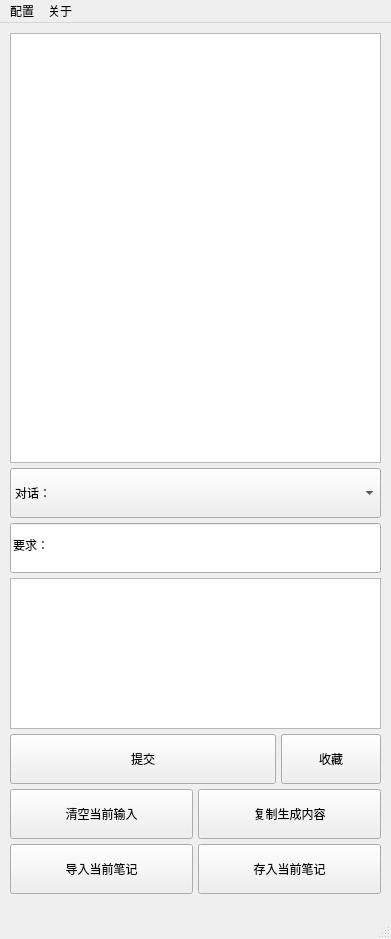
Before: the Qt Designer form main.ui in wwaa321/kiko-ai-assistant, drawn with Qt 5.
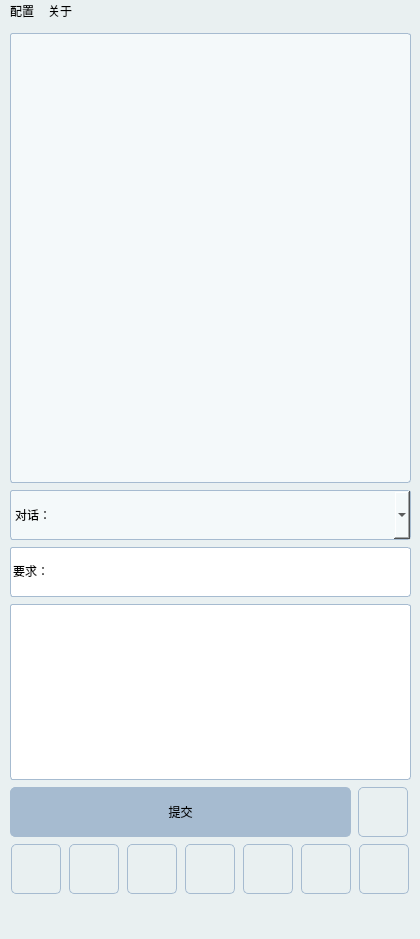
After: the same form once the commit is applied.

The edit to the form file:
```diff
--- a/main.ui
+++ b/main.ui
@@ -6,26 +6,33 @@
    <rect>
     <x>0</x>
     <y>0</y>
-    <width>391</width>
+    <width>420</width>
     <height>939</height>
    </rect>
   </property>
   <property name="windowTitle">
    <string>Kiko AI助手</string>
   </property>
+  <property name="styleSheet">
+   <string notr="true">background-color: #e9f0f1;
+</string>
+  </property>
   <widget class="QWidget" name="centralwidget">
+   <property name="styleSheet">
+    <string notr="true"/>
+   </property>
    <widget class="QWidget" name="verticalLayoutWidget">
     <property name="geometry">
      <rect>
       <x>10</x>
       <y>10</y>
-      <width>371</width>
+      <width>401</width>
       <height>861</height>
      </rect>
     </property>
     <layout class="QVBoxLayout" name="verticalLayout">
      <property name="spacing">
-      <number>5</number>
+      <number>7</number>
      </property>
      <item>
       <widget class="QTextBrowser" name="output_content">
@@ -38,7 +45,7 @@
        <property name="minimumSize">
         <size>
          <width>0</width>
-         <height>430</height>
+         <height>450</height>
         </size>
        </property>
        <property name="maximumSize">
@@ -49,9 +56,20 @@
        </property>
        <property name="font">
         <font>
-         <family>Arial</family>
+         <family>微软雅黑</family>
+         <pointsize>10</pointsize>
         </font>
        </property>
+       <property name="styleSheet">
+        <string notr="true">background-color: #f4f9fa;;
+border: 1px solid #a6bbd0;
+border-radius: 3px;
+padding-top: 10px;;
+</string>
+       </property>
+       <property name="frameShape">
+        <enum>QFrame::NoFrame</enum>
+       </property>
       </widget>
      </item>
      <item>
@@ -64,9 +82,21 @@
        </property>
        <property name="font">
         <font>
-         <family>Arial</family>
+         <family>微软雅黑</family>
         </font>
        </property>
+       <property name="styleSheet">
+        <string notr="true">QComboBox {
+    background-color: #f4f9fa;
+    border: 1px solid #a6bbd0;
+    border-radius: 3px;
+}
+QComboBox:hover {
+    background-color: #bdd2e7;
+	border: 1px solid #a6bbd0;
+    color: #fff;
+}</string>
+       </property>
        <item>
         <property name="text">
          <string>对话：</string>
@@ -114,12 +144,29 @@
        </property>
        <property name="font">
         <font>
-         <family>Arial</family>
+         <family>微软雅黑</family>
         </font>
        </property>
+       <property name="styleSheet">
+        <string notr="true">QLineEdit {
+    background-color: #ffffff;
+    border: 1px solid #a6bbd0;
+    border-radius: 3px;
+}
+QLineEdit:hover {
+    background-color: #bdd2e7;
+	border: 1px solid #a6bbd0;
+}</string>
+       </property>
        <property name="text">
         <string>要求：</string>
        </property>
+       <property name="frame">
+        <bool>false</bool>
+       </property>
+       <property name="cursorMoveStyle">
+        <enum>Qt::LogicalMoveStyle</enum>
+       </property>
       </widget>
      </item>
      <item>
@@ -138,9 +185,19 @@
        </property>
        <property name="font">
         <font>
-         <family>Arial</family>
+         <family>微软雅黑</family>
         </font>
        </property>
+       <property name="styleSheet">
+        <string notr="true">background-color: #ffffff;;
+border: 1px solid #a6bbd0;
+border-radius: 3px;
+
+</string>
+       </property>
+       <property name="frameShape">
+        <enum>QFrame::NoFrame</enum>
+       </property>
        <property name="plainText">
         <string/>
        </property>
@@ -151,6 +208,12 @@
      </item>
      <item>
       <layout class="QHBoxLayout" name="horizontalLayout_3">
+       <property name="spacing">
+        <number>7</number>
+       </property>
+       <property name="rightMargin">
+        <number>3</number>
+       </property>
        <item>
         <widget class="QPushButton" name="button_submit">
          <property name="sizePolicy">
@@ -167,7 +230,7 @@
          </property>
          <property name="maximumSize">
           <size>
-           <width>450</width>
+           <width>350</width>
            <height>50</height>
           </size>
          </property>
@@ -179,11 +242,21 @@
          </property>
          <property name="font">
           <font>
-           <family>Arial</family>
+           <family>微软雅黑</family>
           </font>
          </property>
          <property name="styleSheet">
-          <string notr="true"/>
+          <string notr="true">QPushButton {
+    background-color: #a6bbd0;
+    border: 1px solid #a6bbd0;
+    border-radius: 5px;
+	color:#000;
+}
+QPushButton:hover {
+    background-color: #bdd2e7;
+	border: 1px solid #a6bbd0;
+    color: #000;
+}</string>
          </property>
          <property name="text">
           <string>提交</string>
@@ -206,7 +279,7 @@
          </property>
          <property name="minimumSize">
           <size>
-           <width>100</width>
+           <width>50</width>
            <height>50</height>
           </size>
          </property>
@@ -224,35 +297,51 @@
          </property>
          <property name="font">
           <font>
-           <family>Arial</family>
+           <family>微软雅黑</family>
           </font>
          </property>
+         <property name="cursor">
+          <cursorShape>PointingHandCursor</cursorShape>
+         </property>
+         <property name="styleSheet">
+          <string notr="true">QPushButton {
+    background-color: #e9f0f1;;
+    border: 1px solid #a6bbd0;
+    border-radius: 5px;
+	color:#fff;
+}
+QPushButton:hover {
+    background-color: #bdd2e7;
+	border: 1px solid #a6bbd0;
+    color: #fff;
+}</string>
+         </property>
          <property name="text">
-          <string>收藏</string>
+          <string/>
          </property>
         </widget>
        </item>
       </layout>
      </item>
      <item>
-      <layout class="QHBoxLayout" name="horizontalLayout_2">
+      <layout class="QHBoxLayout" name="horizontalLayout_2" stretch="0,0,0,0,0,0,0">
+       <property name="spacing">
+        <number>7</number>
+       </property>
+       <property name="sizeConstraint">
+        <enum>QLayout::SetFixedSize</enum>
+       </property>
        <item>
-        <widget class="QPushButton" name="button_clear">
-         <property name="sizePolicy">
-          <sizepolicy hsizetype="Minimum" vsizetype="Minimum">
-           <horstretch>0</horstretch>
-           <verstretch>0</verstretch>
-          </sizepolicy>
-         </property>
+        <widget class="QPushButton" name="button_Import_Notes_3">
          <property name="minimumSize">
           <size>
-           <width>0</width>
+           <width>50</width>
            <height>50</height>
           </size>
          </property>
          <property name="maximumSize">
           <size>
-           <width>450</width>
+           <width>50</width>
            <height>50</height>
           </size>
          </property>
@@ -264,31 +353,41 @@
          </property>
          <property name="font">
           <font>
-           <family>Arial</family>
+           <family>微软雅黑</family>
           </font>
          </property>
+         <property name="cursor">
+          <cursorShape>PointingHandCursor</cursorShape>
+         </property>
+         <property name="styleSheet">
+          <string notr="true">QPushButton {
+    background-color: #e9f0f1;;
+    border: 1px solid #a6bbd0;
+    border-radius: 5px;
+	color:#fff;
+}
+QPushButton:hover {
+    background-color: #bdd2e7;
+	border: 1px solid #a6bbd0;
+    color: #fff;
+}</string>
+         </property>
          <property name="text">
-          <string>清空当前输入</string>
+          <string/>
          </property>
         </widget>
        </item>
        <item>
-        <widget class="QPushButton" name="button_clipboard">
-         <property name="sizePolicy">
-          <sizepolicy hsizetype="Minimum" vsizetype="Minimum">
-           <horstretch>0</horstretch>
-           <verstretch>0</verstretch>
-          </sizepolicy>
-         </property>
+        <widget class="QPushButton" name="button_Import_Notes_2">
          <property name="minimumSize">
           <size>
-           <width>0</width>
+           <width>50</width>
            <height>50</height>
           </size>
          </property>
          <property name="maximumSize">
           <size>
-           <width>450</width>
+           <width>50</width>
            <height>50</height>
           </size>
          </property>
@@ -300,39 +399,67 @@
          </property>
          <property name="font">
           <font>
-           <family>Arial</family>
+           <family>微软雅黑</family>
           </font>
          </property>
+         <property name="cursor">
+          <cursorShape>PointingHandCursor</cursorShape>
+         </property>
+         <property name="styleSheet">
+          <string notr="true">QPushButton {
+    background-color: #e9f0f1;;
+    border: 1px solid #a6bbd0;
+    border-radius: 5px;
+	color:#fff;
+}
+QPushButton:hover {
+    background-color: #bdd2e7;
+	border: 1px solid #a6bbd0;
+    color: #fff;
+}</string>
+         </property>
          <property name="text">
-          <string>复制生成内容</string>
+          <string/>
          </property>
         </widget>
        </item>
-      </layout>
-     </item>
-     <item>
-      <layout class="QHBoxLayout" name="horizontalLayout">
        <item>
         <widget class="QPushButton" name="button_Import_Notes">
          <property name="minimumSize">
           <size>
-           <width>0</width>
+           <width>50</width>
            <height>50</height>
           </size>
          </property>
          <property name="maximumSize">
           <size>
-           <width>450</width>
+           <width>50</width>
            <height>50</height>
           </size>
          </property>
          <property name="font">
           <font>
-           <family>Arial</family>
+           <family>微软雅黑</family>
           </font>
          </property>
+         <property name="cursor">
+          <cursorShape>PointingHandCursor</cursorShape>
+         </property>
+         <property name="styleSheet">
+          <string notr="true">QPushButton {
+    background-color: #e9f0f1;;
+    border: 1px solid #a6bbd0;
+    border-radius: 5px;
+	color:#fff;
+}
+QPushButton:hover {
+    background-color: #bdd2e7;
+	border: 1px solid #a6bbd0;
+    color: #fff;
+}</string>
+         </property>
          <property name="text">
-          <string>导入当前笔记</string>
+          <string/>
          </property>
         </widget>
        </item>
@@ -340,23 +467,186 @@
         <widget class="QPushButton" name="button_export">
          <property name="minimumSize">
           <size>
-           <width>0</width>
+           <width>50</width>
            <height>50</height>
           </size>
          </property>
          <property name="maximumSize">
           <size>
-           <width>450</width>
+           <width>50</width>
            <height>50</height>
           </size>
          </property>
          <property name="font">
           <font>
-           <family>Arial</family>
+           <family>微软雅黑</family>
           </font>
          </property>
+         <property name="cursor">
+          <cursorShape>PointingHandCursor</cursorShape>
+         </property>
+         <property name="styleSheet">
+          <string notr="true">QPushButton {
+    background-color: #e9f0f1;;
+    border: 1px solid #a6bbd0;
+    border-radius: 5px;
+	color:#fff;
+}
+QPushButton:hover {
+    background-color: #bdd2e7;
+	border: 1px solid #a6bbd0;
+    color: #fff;
+}</string>
+         </property>
          <property name="text">
-          <string>存入当前笔记</string>
+          <string/>
+         </property>
+        </widget>
+       </item>
+       <item>
+        <widget class="QPushButton" name="button_clear">
+         <property name="sizePolicy">
+          <sizepolicy hsizetype="Minimum" vsizetype="Minimum">
+           <horstretch>0</horstretch>
+           <verstretch>0</verstretch>
+          </sizepolicy>
+         </property>
+         <property name="minimumSize">
+          <size>
+           <width>50</width>
+           <height>50</height>
+          </size>
+         </property>
+         <property name="maximumSize">
+          <size>
+           <width>50</width>
+           <height>50</height>
+          </size>
+         </property>
+         <property name="baseSize">
+          <size>
+           <width>50</width>
+           <height>50</height>
+          </size>
+         </property>
+         <property name="font">
+          <font>
+           <family>微软雅黑</family>
+          </font>
+         </property>
+         <property name="cursor">
+          <cursorShape>PointingHandCursor</cursorShape>
+         </property>
+         <property name="toolTip">
+          <string/>
+         </property>
+         <property name="styleSheet">
+          <string notr="true">QPushButton {
+    background-color: #e9f0f1;;
+    border: 1px solid #a6bbd0;
+    border-radius: 5px;
+	color:#fff;
+}
+QPushButton:hover {
+    background-color: #bdd2e7;
+	border: 1px solid #a6bbd0;
+    color: #fff;
+}</string>
+         </property>
+         <property name="text">
+          <string/>
+         </property>
+        </widget>
+       </item>
+       <item>
+        <widget class="QPushButton" name="button_clipboard">
+         <property name="sizePolicy">
+          <sizepolicy hsizetype="Minimum" vsizetype="Minimum">
+           <horstretch>0</horstretch>
+           <verstretch>0</verstretch>
+          </sizepolicy>
+         </property>
+         <property name="minimumSize">
+          <size>
+           <width>50</width>
+           <height>50</height>
+          </size>
+         </property>
+         <property name="maximumSize">
+          <size>
+           <width>50</width>
+           <height>50</height>
+          </size>
+         </property>
+         <property name="baseSize">
+          <size>
+           <width>361</width>
+           <height>50</height>
+          </size>
+         </property>
+         <property name="font">
+          <font>
+           <family>微软雅黑</family>
+          </font>
+         </property>
+         <property name="cursor">
+          <cursorShape>PointingHandCursor</cursorShape>
+         </property>
+         <property name="styleSheet">
+          <string notr="true">QPushButton {
+    background-color: #e9f0f1;;
+    border: 1px solid #a6bbd0;
+    border-radius: 5px;
+	color:#fff;
+}
+QPushButton:hover {
+    background-color: #bdd2e7;
+	border: 1px solid #a6bbd0;
+    color: #fff;
+}</string>
+         </property>
+         <property name="text">
+          <string/>
+         </property>
+        </widget>
+       </item>
+       <item>
+        <widget class="QPushButton" name="button_todo">
+         <property name="minimumSize">
+          <size>
+           <width>50</width>
+           <height>50</height>
+          </size>
+         </property>
+         <property name="maximumSize">
+          <size>
+           <width>50</width>
+           <height>50</height>
+          </size>
+         </property>
+         <property name="font">
+          <font>
+           <family>微软雅黑</family>
+          </font>
+         </property>
+         <property name="cursor">
+          <cursorShape>PointingHandCursor</cursorShape>
+         </property>
+         <property name="styleSheet">
+          <string notr="true">QPushButton {
+    background-color: #e9f0f1;;
+    border: 1px solid #a6bbd0;
+    border-radius: 5px;
+	color:#fff;
+}
+QPushButton:hover {
+    background-color: #bdd2e7;
+	border: 1px solid #a6bbd0;
+    color: #fff;
+}</string>
+         </property>
+         <property name="text">
+          <string/>
          </property>
         </widget>
        </item>
@@ -370,7 +660,7 @@
     <rect>
      <x>0</x>
      <y>0</y>
-     <width>391</width>
+     <width>420</width>
      <height>26</height>
     </rect>
    </property>
```
Left out of the diff: 29 changed lines with no effect on the pictures.
